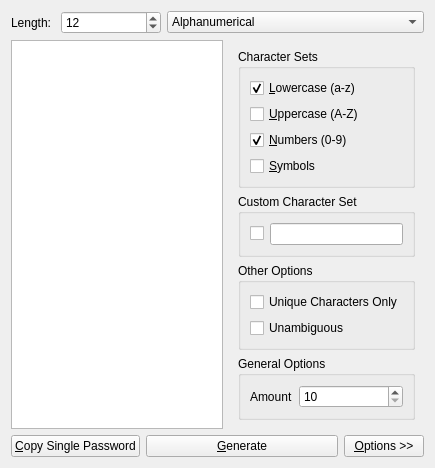
Qt form kpassgen.ui (cyberbeat/kpassgen) before a commit.
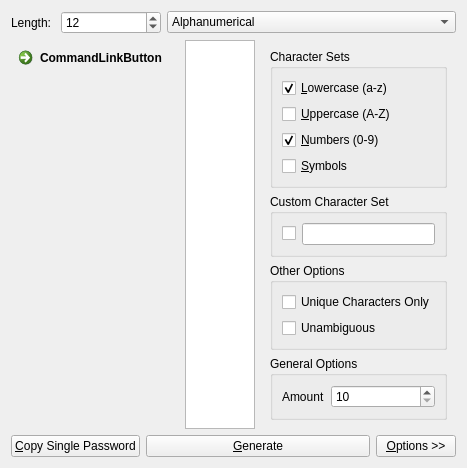
The same form after that commit. Custom widgets are drawn as their Qt base class.

The edit to the form file:
```diff
--- a/kpassgen.ui
+++ b/kpassgen.ui
@@ -75,6 +75,13 @@
    </item>
    <item>
     <layout class="QHBoxLayout" name="horizontalLayout">
+     <item>
+      <widget class="QCommandLinkButton" name="commandLinkButton">
+       <property name="text">
+        <string>CommandLinkButton</string>
+       </property>
+      </widget>
+     </item>
      <item>
       <widget class="PasswordList" name="listPasswords"/>
      </item>
```
